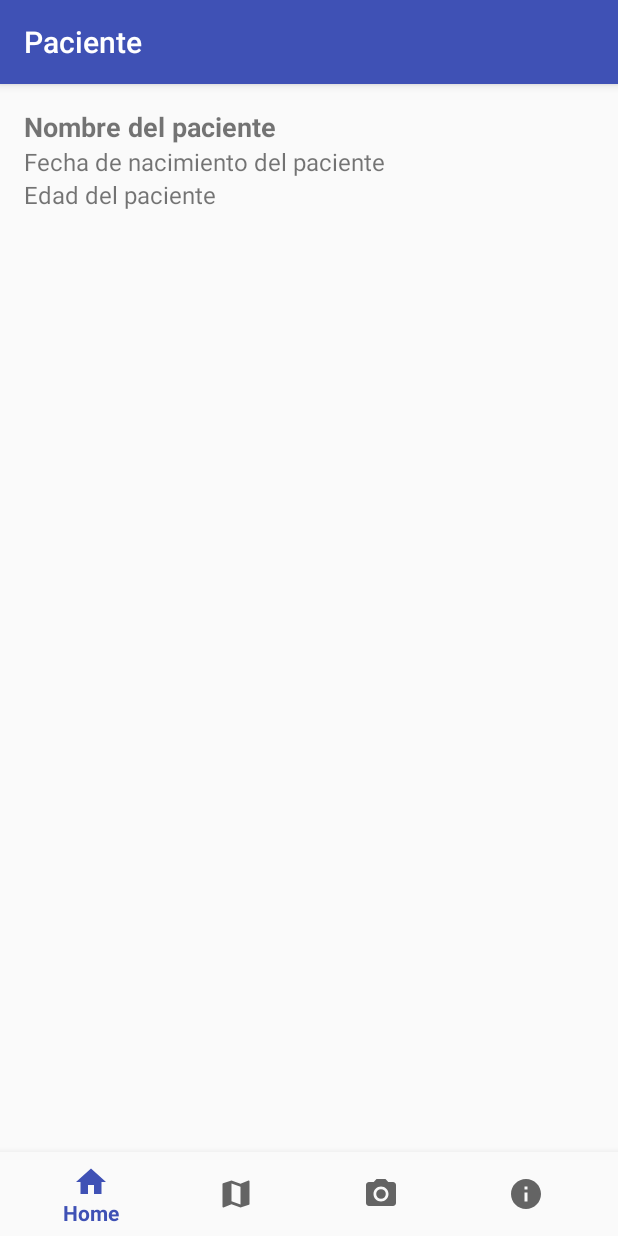
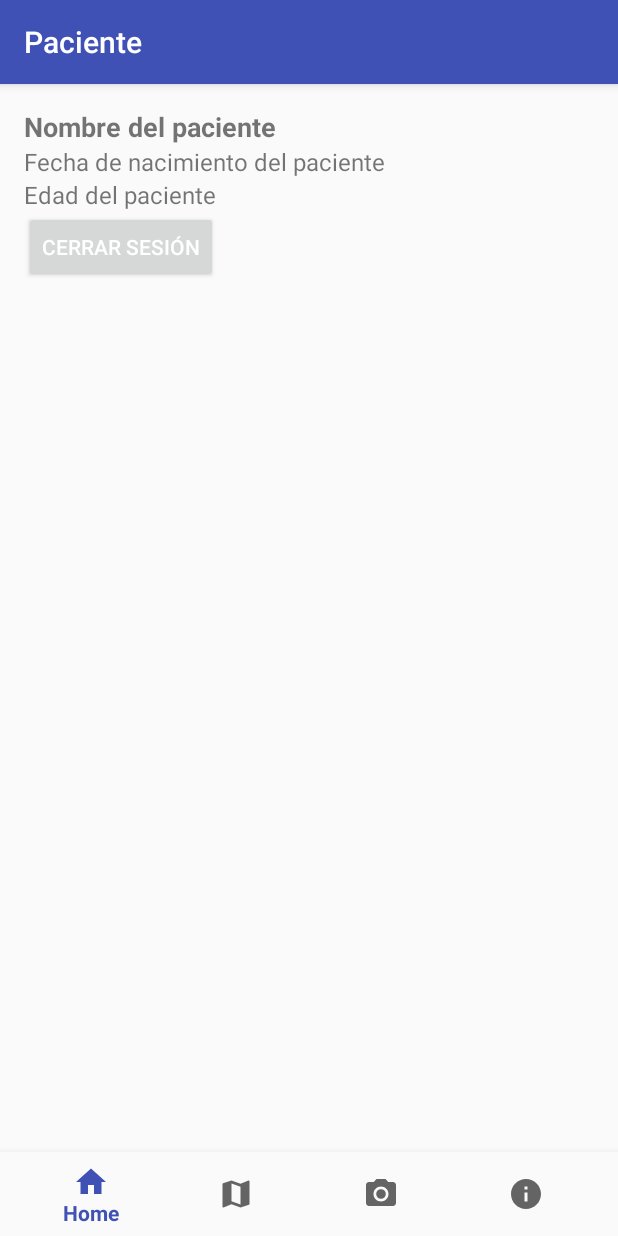
Before and after one commit to vmichelmtz17/GuardianTrackITT-Residencia, an Android app: the fragment HomeFragment placed in its activity, on a phone screen of 412 x 824 dp. Run offline under Robolectric (Android 15) with nearby library versions, the phone set to English and light mode, and no system bars; our stand-ins replace Firebase (no records; nobody signed in at launch, a user with empty details on screens opened directly).

Commit message:
version022

```diff
--- a/app/src/main/java/com/residencia/guardiantrackitt/HomeFragment.java
+++ b/app/src/main/java/com/residencia/guardiantrackitt/HomeFragment.java
@@ -1,15 +1,18 @@
 package com.residencia.guardiantrackitt;
 
+import android.content.Intent;
 import android.os.Bundle;
 import android.view.LayoutInflater;
 import android.view.View;
 import android.view.ViewGroup;
+import android.widget.Button;
 import android.widget.TextView;
 
 import androidx.annotation.NonNull;
 import androidx.annotation.Nullable;
 import androidx.fragment.app.Fragment;
 
+import com.google.firebase.auth.FirebaseAuth;
 import com.google.firebase.database.DataSnapshot;
 import com.google.firebase.database.DatabaseError;
 import com.google.firebase.database.DatabaseReference;
@@ -47,6 +50,13 @@ public class HomeFragment extends Fragment {
         nombreTextView = view.findViewById(R.id.nombreTextView);
         fechaNacimientoTextView = view.findViewById(R.id.fechaNacimientoTextView);
         edadTextView = view.findViewById(R.id.edadTextView);
+        Button btnCerrarSesion = view.findViewById(R.id.btnCerrarSesion);
+        btnCerrarSesion.setOnClickListener(new View.OnClickListener() {
+            @Override
+            public void onClick(View v) {
+                cerrarSesion();
+            }
+        });
         return view;
     }
 
@@ -83,6 +93,15 @@ public class HomeFragment extends Fragment {
         });
     }
 
+    private void cerrarSesion() {
+        // Cerrar sesión en Firebase
+        FirebaseAuth.getInstance().signOut();
+
+        // Redirigir a la clase MainActivity
+        startActivity(new Intent(getActivity(), MainActivity.class));
+        getActivity().finish();
+    }
+
     private int calcularEdad(String fechaNacimiento) {
         SimpleDateFormat dateFormat = new SimpleDateFormat("dd/MM/yyyy", Locale.getDefault());
         try {
--- a/app/src/main/res/layout/fragment_home.xml
+++ b/app/src/main/res/layout/fragment_home.xml
@@ -26,5 +26,11 @@
         android:layout_height="wrap_content"
         android:text="Edad del paciente"
         android:textSize="16sp" />
+    <Button
+        android:id="@+id/btnCerrarSesion"
+        android:layout_width="wrap_content"
+        android:layout_height="wrap_content"
+        android:text="Cerrar Sesión" />
+
 
 </LinearLayout>
```
